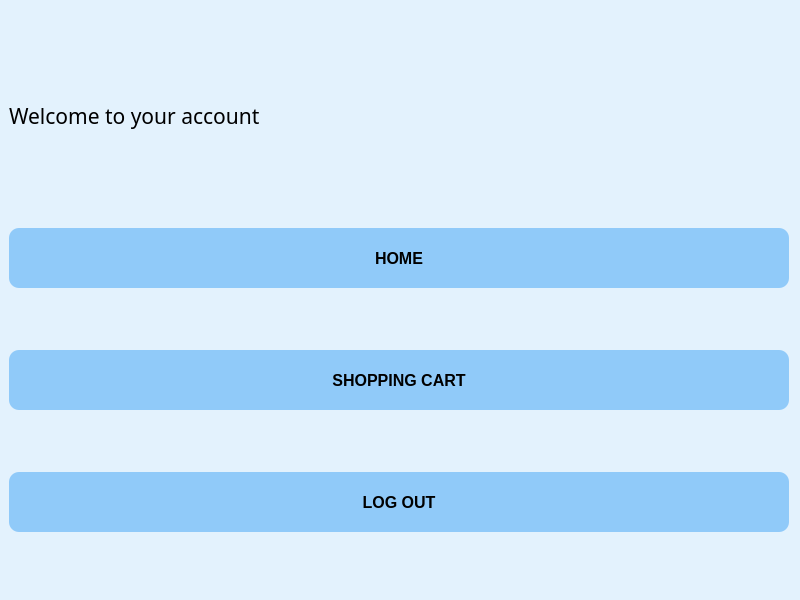
Old version of the form ui/account.ui in the repository chaunamthong2015-ui/PTA39-SPCK.
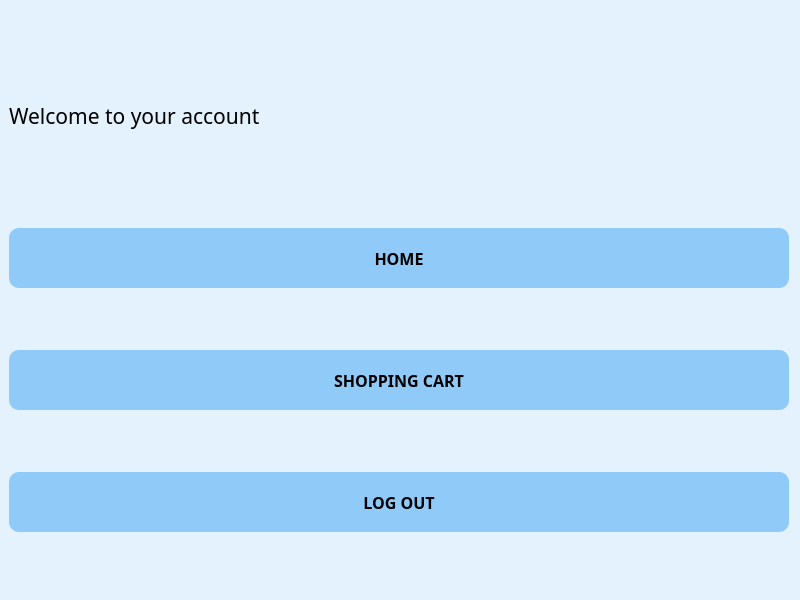
New version of the form. Icons and pictures are not drawn.

```diff
--- a/ui/account.ui
+++ b/ui/account.ui
@@ -89,6 +89,7 @@
       </property>
       <property name="font">
        <font>
+        <family>Arial Black</family>
         <pointsize>-1</pointsize>
         <weight>87</weight>
         <bold>true</bold>
@@ -122,6 +123,7 @@
       </property>
       <property name="font">
        <font>
+        <family>Arial Black</family>
         <pointsize>-1</pointsize>
         <weight>87</weight>
         <bold>true</bold>
@@ -152,6 +154,7 @@
       </property>
       <property name="font">
        <font>
+        <family>Arial Black</family>
         <pointsize>-1</pointsize>
         <weight>87</weight>
         <bold>true</bold>
```
